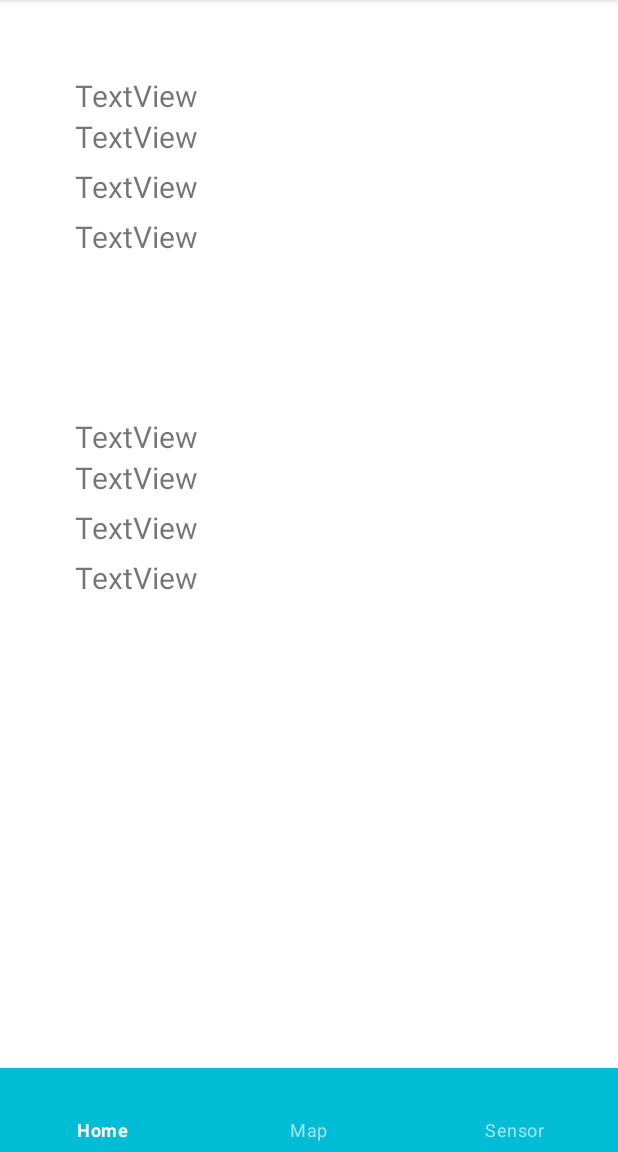
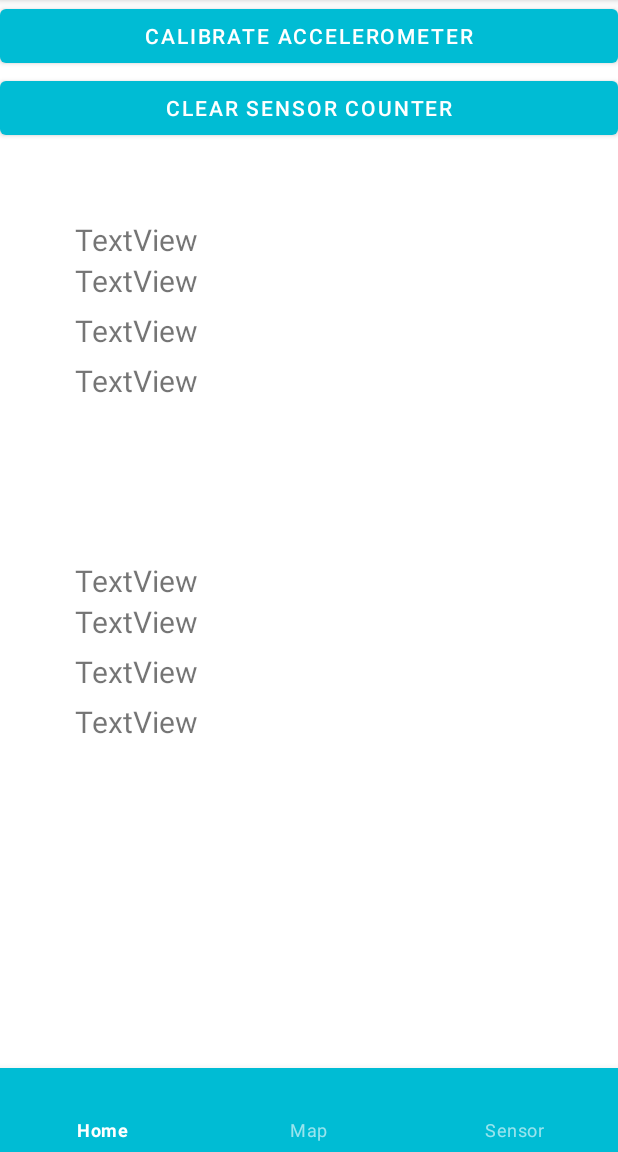
Before and after one commit to matsavx/MCSR, an Android app: the SensorFragment screen opened through its navigation route, on a phone screen of 412 x 824 dp, the part 84-1236 px from its top. Run offline under Robolectric (Android 15) with nearby library versions, the phone set to English and light mode, and no system bars; libraries missing offline, so code that uses them is left out: com.yandex.mapkit; 2 statements that could not run were skipped.

Commit message:
Улучшил считывание датчиков, попытался в БД

```diff
--- /dev/null
+++ b/app/src/main/java/com/matsavx/vkrtest/calculations/SensorsCalculations.java
@@ -0,0 +1,5 @@
+package com.matsavx.vkrtest.calculations;
+
+public class SensorsCalculations {
+
+}
--- /dev/null
+++ b/app/src/main/java/com/matsavx/vkrtest/database/DBHelper.java
@@ -0,0 +1,40 @@
+package com.matsavx.vkrtest.database;
+
+import android.content.Context;
+import android.database.sqlite.SQLiteDatabase;
+import android.database.sqlite.SQLiteOpenHelper;
+
+import java.security.PublicKey;
+
+public class DBHelper extends SQLiteOpenHelper {
+
+    public static final int DATABASE_VERSION = 1;
+    public static final String DATABASE_NAME = "bumpDB";
+    public static final String TABLE_BUMPS = "bumps";
+
+    public static final String KEY_ID = "_id";
+    public static final String KEY_ACCELEROMETER = "accelerometer";
+    public static final String KEY_GYROSCOPE = "gyroscope";
+    public static final String KEY_BUMP_TYPE = "bump_type";
+    public static final String KEY_LATITUDE = "latitude";
+    public static final String KEY_LONGITUDE = "longitude";
+
+    public DBHelper(Context context){
+        super(context, DATABASE_NAME, null, DATABASE_VERSION);
+    }
+
+    @Override
+    public void onCreate(SQLiteDatabase db) {
+        db.execSQL("create table " + TABLE_BUMPS + "(" + KEY_ID
+                + " integer primary key," + KEY_ACCELEROMETER + " real,"
+                + KEY_GYROSCOPE + " real," + KEY_BUMP_TYPE + " text,"
+                + KEY_LATITUDE + " real," + KEY_LONGITUDE + " real" + ")");
+    }
+
+    @Override
+    public void onUpgrade(SQLiteDatabase db, int oldVersion, int newVersion) {
+        db.execSQL("drop table if exists " + TABLE_BUMPS);
+
+        onCreate(db);
+    }
+}
--- a/app/src/main/res/layout/fragment_sensor.xml
+++ b/app/src/main/res/layout/fragment_sensor.xml
@@ -9,6 +9,18 @@
         android:layout_width="match_parent"
         android:layout_height="match_parent"
         android:orientation="vertical">
+
+        <Button
+            android:id="@+id/btnCalibrateAccelerometer"
+            android:layout_width="match_parent"
+            android:layout_height="wrap_content"
+            android:text="Calibrate Accelerometer" />
+
+        <Button
+            android:id="@+id/btnClearSensorCounter"
+            android:layout_width="match_parent"
+            android:layout_height="wrap_content"
+            android:text="Clear sensor counter" />
 
         <LinearLayout
             android:layout_width="match_parent"
@@ -80,6 +92,7 @@
                 android:text="TextView"
                 android:textSize="20sp" />
         </LinearLayout>
+
     </LinearLayout>
 
 </FrameLayout>
```
Also changed, not shown: app/src/main/java/com/matsavx/vkrtest/database/Bump.java (added, +8 -0 lines), app/src/main/java/com/matsavx/vkrtest/fragments/SensorFragment.java (+76 -16 lines).
